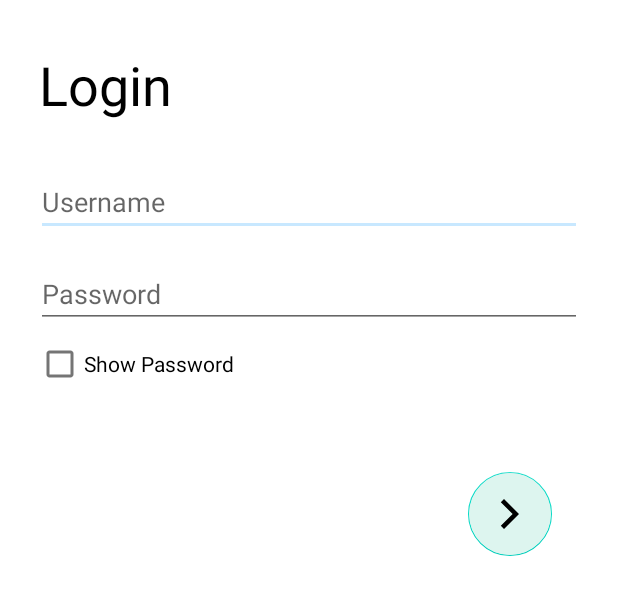
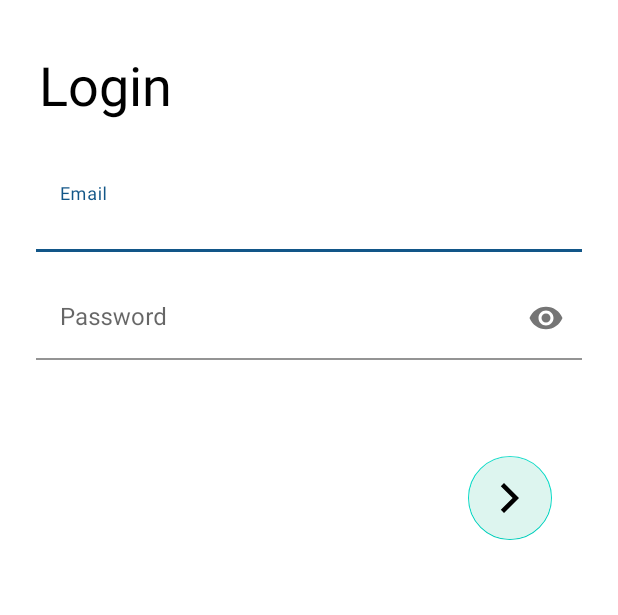
Before and after one commit to sangeetds/isdb-android-app, an Android app: the LoginActivity screen opened directly, with no data from a screen before it, on a phone screen of 412 x 824 dp, the part 480-1095 px from its top. Run offline under Robolectric (Android 15) with nearby library versions, the phone set to English and light mode, and no system bars.

Commit message:
Login and Register fields made according Material UI

```diff
--- a/app/src/main/java/com/example/login/activity/LoginActivity.kt
+++ b/app/src/main/java/com/example/login/activity/LoginActivity.kt
@@ -17,6 +17,8 @@ import com.example.login.R
 import com.example.login.enums.Log
 import com.example.login.models.User
 import com.google.android.material.floatingactionbutton.FloatingActionButton
+import com.google.android.material.textfield.TextInputEditText
+import com.google.android.material.textfield.TextInputLayout
 
 /**
  * Class where user enter his/her login credentials to log in to the service
@@ -28,10 +30,9 @@ class LoginActivity : AppCompatActivity() {
      * and showing passwords.
      */
     private lateinit var userNameText: EditText
-    private lateinit var passwordText: EditText
+    private lateinit var passwordText: TextInputEditText
     private lateinit var loginButton: FloatingActionButton
     private lateinit var backButton: ImageButton
-    private lateinit var showPasswordButton: CheckBox
     private lateinit var loadSongList: () -> Unit
 
     /**
@@ -47,7 +48,6 @@ class LoginActivity : AppCompatActivity() {
         passwordText = findViewById(R.id.input_password)
         loginButton = findViewById(R.id.btn_login)
         backButton = findViewById(R.id.btn_back)
-        showPasswordButton = findViewById(R.id.check_password_login)
 
         loginButton.setOnClickListener {
             login()
@@ -55,14 +55,6 @@ class LoginActivity : AppCompatActivity() {
 
         backButton.setOnClickListener {
             onBackPressed()
-        }
-        /**
-         * Simple workaround to show/hide password
-         */
-        showPasswordButton.setOnCheckedChangeListener { _, isChecked ->
-            if (isChecked) {
-                passwordText.transformationMethod = HideReturnsTransformationMethod.getInstance()
-            } else passwordText.transformationMethod = PasswordTransformationMethod.getInstance()
         }
     }
 
--- a/app/src/main/res/layout/activity_login.xml
+++ b/app/src/main/res/layout/activity_login.xml
@@ -1,5 +1,6 @@
 <?xml version="1.0" encoding="utf-8"?>
 <LinearLayout xmlns:android="http://schemas.android.com/apk/res/android"
+    xmlns:app="http://schemas.android.com/apk/res-auto"
     xmlns:tools="http://schemas.android.com/tools"
     android:layout_width="match_parent"
     android:layout_height="match_parent"
@@ -15,18 +16,19 @@
             android:id="@+id/btn_back"
             android:layout_width="60dp"
             android:layout_height="60dp"
+            android:layout_gravity="start"
             android:layout_marginStart="10dp"
             android:layout_marginTop="8dp"
-        android:layout_gravity="start"
             android:background="@drawable/ic_baseline_keyboard_backspace_24"
             android:contentDescription="@string/image_for_back_button" />
 
         <ImageView
-            android:layout_marginTop="120dp"
-            android:layout_marginStart="20dp"
             android:layout_width="240dp"
             android:layout_height="240dp"
-            android:src="@drawable/valid_app_logo_please_load" />
+            android:layout_marginStart="20dp"
+            android:layout_marginTop="120dp"
+            android:src="@drawable/valid_app_logo_please_load"
+            android:contentDescription="@string/app_logo" />
 
     </LinearLayout>
 
@@ -42,54 +44,61 @@
             android:layout_width="wrap_content"
             android:layout_height="48dp"
             android:layout_gravity="start"
+            android:layout_marginStart="2dp"
             android:layout_marginBottom="24dp"
-            android:layout_marginStart="2dp"
             android:text="@string/login"
             android:textColor="#000"
-            android:textSize="36sp"/>
+            android:textSize="36sp" />
+
+        <com.google.android.material.textfield.TextInputLayout
+            android:layout_width="match_parent"
+            android:layout_height="wrap_content"
+            app:boxBackgroundColor="#FFF">
 
         <EditText
             android:id="@+id/input_username"
             android:layout_width="match_parent"
             android:layout_height="wrap_content"
+            android:layout_marginTop="8dp"
+            android:layout_marginBottom="8dp"
+            android:autofillHints="@string/username"
             android:ems="10"
-            android:hint="@string/username"
-            android:layout_marginBottom="8dp"
-            android:layout_marginTop="8dp"
-            android:inputType="textEmailAddress"
-            android:autofillHints="@string/username" />
+            android:hint="@string/email"
+            android:inputType="textEmailAddress" />
+        </com.google.android.material.textfield.TextInputLayout>
 
-        <EditText
+
+        <com.google.android.material.textfield.TextInputLayout
+            android:layout_width="match_parent"
+            android:layout_height="wrap_content"
+            app:endIconMode="password_toggle"
+            app:boxBackgroundColor="#FFF">
+
+        <com.google.android.material.textfield.TextInputEditText
             android:id="@+id/input_password"
             android:layout_width="match_parent"
             android:layout_height="wrap_content"
+            android:layout_marginTop="8dp"
+            android:layout_marginBottom="8dp"
+            android:autofillHints="@string/password"
             android:ems="10"
             android:hint="@string/passwordHint"
             android:inputType="textPassword"
-            android:layout_marginTop="8dp"
-            android:layout_marginBottom="8dp"
-            android:autofillHints="@string/password" />
+            app:passwordToggleEnabled="true" />
+        </com.google.android.material.textfield.TextInputLayout>
 
-        <CheckBox
-            android:id="@+id/check_password_login"
-            android:layout_width="180dp"
-            android:layout_height="32dp"
-            android:layout_gravity="start"
-            android:text="@string/show_password"
-            android:textColor="#000" />
 
         <com.google.android.material.floatingactionbutton.FloatingActionButton
-            android:src="@drawable/ic_baseline_arrow_forward_ios_24"
         android:id="@+id/btn_login"
         android:layout_width="wrap_content"
         android:layout_height="wrap_content"
+        android:layout_gravity="end"
         android:layout_marginTop="56dp"
         android:layout_marginEnd="20dp"
         android:layout_marginBottom="10dp"
+        android:background="#00BFA5"
         android:backgroundTint="#DDF5EF"
-            android:background="#00BFA5"
-            android:layout_gravity="end"
-            android:contentDescription="@string/button_to_login" />
+        android:contentDescription="@string/button_to_login"
+        android:src="@drawable/ic_baseline_arrow_forward_ios_24" />
 
-    </LinearLayout>
-</LinearLayout>
+</LinearLayout></LinearLayout>
--- a/app/src/main/res/values/strings.xml
+++ b/app/src/main/res/values/strings.xml
@@ -23,7 +23,7 @@
     <string name="sign_in">Sign in</string>
     <string name="welcome">Welcome!</string>
     <string name="url">http://10.0.2.2:8080</string>
-    <string name="username">Username</string>
+    <string name="username">    Username</string>
     <string name="show_password">Show Password</string>
     <string name="loading_screen_image">Loading screen image</string>
     <string name="image_for_back_button">Image for back button</string>
@@ -41,4 +41,5 @@
     <string name="user">user</string>
     <string name="full_score">/5.0</string>
     <string name="image_for_ratings">image for ratings</string>
+    <string name="app_logo">app logo</string>
 </resources>
```
Also changed, not shown: app/src/main/java/com/example/login/activity/RegisterActivity.kt (+3 -13 lines), app/src/main/res/layout/activity_register.xml (+30 -21 lines), app/src/main/res/layout/loading_dialog.xml (+5 -5 lines). Lines whose indentation alone changed are shown as unchanged.
